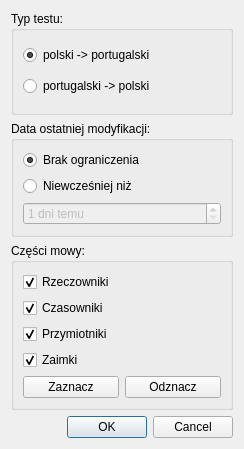
Above: ui/test_params.ui from BStalewski/lanler before the change. Below: the same form after it.
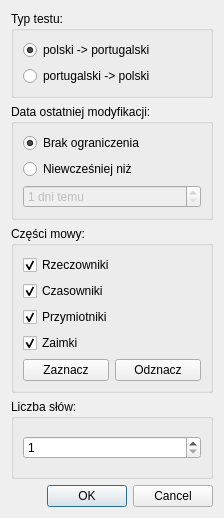
That is the form after the change.

Commit message: Modified test parameters dialog

Patch:
```diff
--- a/ui/test_params.ui
+++ b/ui/test_params.ui
@@ -6,8 +6,8 @@
    <rect>
     <x>0</x>
     <y>0</y>
-    <width>244</width>
-    <height>449</height>
+    <width>224</width>
+    <height>518</height>
    </rect>
   </property>
   <property name="windowTitle">
@@ -164,6 +164,25 @@
        <zorder>horizontalLayoutWidget_2</zorder>
       </widget>
      </item>
+     <item>
+      <widget class="QGroupBox" name="groupBox">
+       <property name="title">
+        <string>Liczba słów:</string>
+       </property>
+       <layout class="QVBoxLayout" name="verticalLayout_6">
+        <item>
+         <widget class="QSpinBox" name="spinBox">
+          <property name="minimum">
+           <number>1</number>
+          </property>
+          <property name="maximum">
+           <number>999999</number>
+          </property>
+         </widget>
+        </item>
+       </layout>
+      </widget>
+     </item>
     </layout>
    </item>
    <item>
```
The commit also changes 11 other files.
